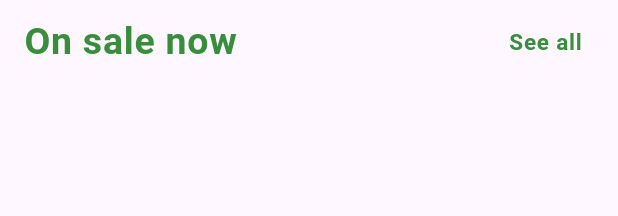
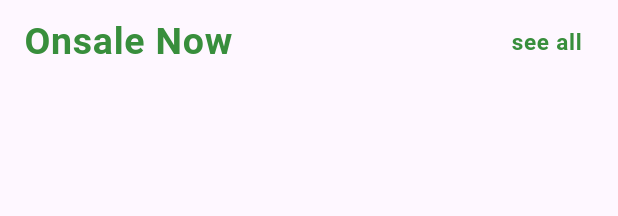
Before and after one commit to BipinL/sample1, a Flutter app: the Mylisttile widget shown alone on an empty page, opened directly, on a phone screen of 412 x 824 dp. Shown: the top 216 px of the screen. Run offline on Flutter 3.47's test engine with Material 2 defaults, Android fonts, the phone set to English and light mode, and no system bars; our stand-ins replace get; network calls fail.

Commit message:
project finished

```diff
--- a/lib/widgets/listtile.dart
+++ b/lib/widgets/listtile.dart
@@ -14,12 +14,12 @@ class Mylisttile extends StatelessWidget {
   Widget build(BuildContext context) {
     return ListTile(
       title: Text(
-        "On sale now",
+        title,
         style: TextStyle(
             fontWeight: FontWeight.bold, fontSize: 25, color: AppColor.primary),
       ),
       trailing: Text(
-        "See all",
+        trailing,
         style: TextStyle(
             fontWeight: FontWeight.bold, fontSize: 15, color: AppColor.primary),
       ),
```
Also changed, not shown: lib/views/sample.dart (+20 -7 lines).
